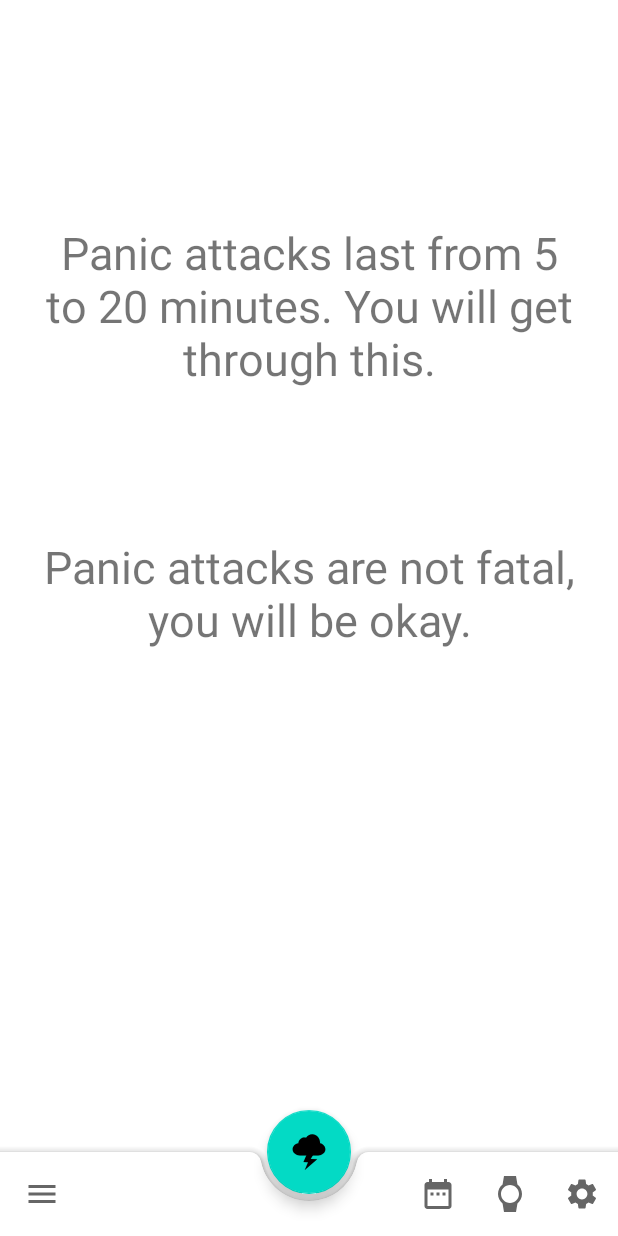
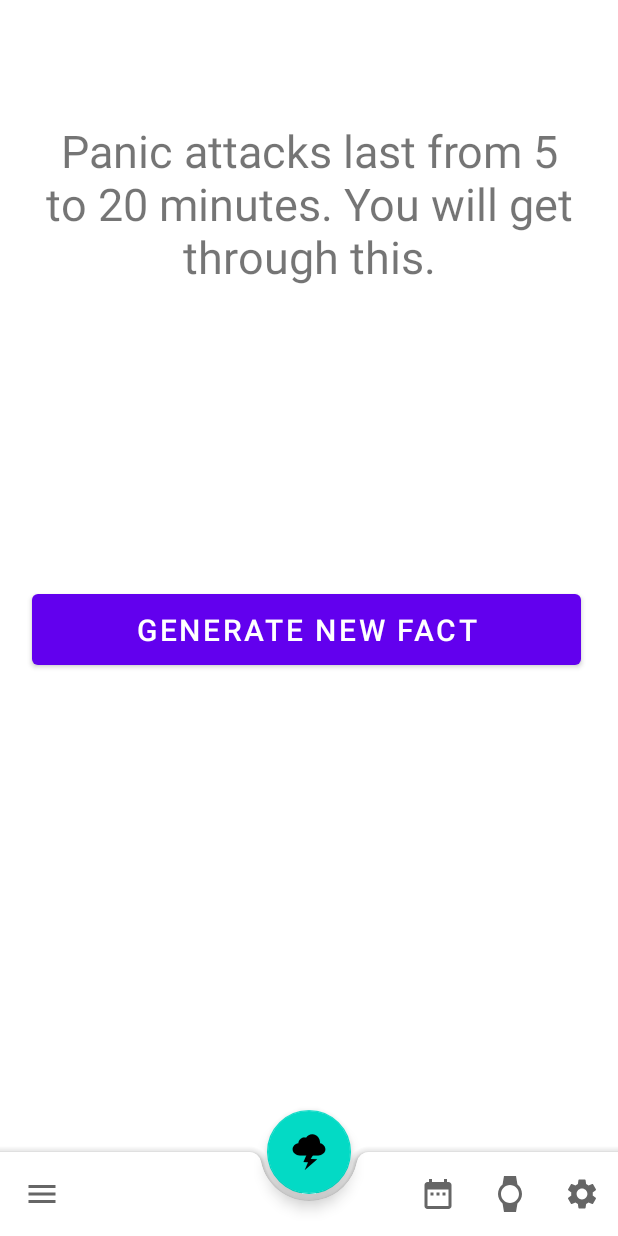
Before and after one commit to SunnyDong-xyd/Coriander, an Android app: the CalmingFragment screen opened through its navigation route, on a phone screen of 412 x 824 dp. Run offline under Robolectric (Android 15) with nearby library versions, the phone set to English and light mode, and no system bars.

Commit message:
added calming facts

```diff
--- a/app/src/main/java/com/example/coriander/CalmingFragment.java
+++ b/app/src/main/java/com/example/coriander/CalmingFragment.java
@@ -6,10 +6,15 @@ import android.os.Bundle;
 import androidx.annotation.NonNull;
 import androidx.annotation.Nullable;
 import androidx.fragment.app.Fragment;
+import androidx.navigation.Navigation;
 
 import android.view.LayoutInflater;
 import android.view.View;
 import android.view.ViewGroup;
+import android.widget.Button;
+import android.widget.TextView;
+
+import java.util.Random;
 
 /**
  * A simple {@link Fragment} subclass.
@@ -17,7 +22,7 @@ import android.view.ViewGroup;
  * create an instance of this fragment.
  */
 public class CalmingFragment extends Fragment {
-
+    int prev = -1;
     OnViewCreated createdListener;
 
     // TODO: Rename and change types and number of parameters
@@ -30,6 +35,40 @@ public class CalmingFragment extends Fragment {
                              @Nullable Bundle savedInstanceState) {
         View view = inflater.inflate(R.layout.fragment_calming, container, false);
         createdListener.onViewSelected(view);
+
+        TextView factview = (TextView) view.findViewById(R.id.textView29);
+        Random myRandom = new Random();
+        Button btn = (Button) view.findViewById(R.id.factbutton);
+
+        btn.setOnClickListener(new View.OnClickListener() {
+            @Override
+            public void onClick(View v) {
+
+
+                int check = myRandom.nextInt(5);
+                if(check == prev){
+                    if(check == 4){
+                        check = 1;
+                    }else{
+                        check = check + 1;
+                    }
+                }
+                if(check == 0){
+                    factview.setText("The voice actor for Minnie Mouse married the voice actor for Mickey Mouse.");
+                }else if(check == 1){
+                    factview.setText("A group of bunnies is called a fluffle.");
+                }else if(check == 2){
+                    factview.setText("Butterflies can taste with their feet.");
+                }else if(check == 3){
+                    factview.setText("Baby puffins are called pufflings.");
+                }else if(check == 4){
+                    factview.setText("There are vending machines in Istanbul that dispense food and water for stray dogs in exchange for recycleable bottles.");
+                }
+               // factview.setText(String.valueOf(check));
+                prev = check;
+            }
+        });
+
         return view;
     }
 
--- a/app/src/main/java/com/example/coriander/PanicFragment.java
+++ b/app/src/main/java/com/example/coriander/PanicFragment.java
@@ -19,6 +19,7 @@ import android.widget.Button;
 public class PanicFragment extends Fragment {
 
     private PanicViewModel mViewModel;
+
 
 
     OnViewCreated createdListener;
--- a/app/src/main/res/layout/fragment_calming.xml
+++ b/app/src/main/res/layout/fragment_calming.xml
@@ -9,9 +9,9 @@
 
     <TextView
         android:id="@+id/textView29"
-        android:layout_width="367dp"
-        android:layout_height="wrap_content"
-        android:layout_marginTop="148dp"
+        android:layout_width="370dp"
+        android:layout_height="290dp"
+        android:layout_marginTop="80dp"
         android:text="Panic attacks last from 5 to 20 minutes. You will get through this."
         android:textAlignment="center"
         android:textSize="30sp"
@@ -19,17 +19,18 @@
         app:layout_constraintStart_toStartOf="parent"
         app:layout_constraintTop_toTopOf="parent" />
 
-    <TextView
-        android:id="@+id/textView30"
-        android:layout_width="367dp"
-        android:layout_height="wrap_content"
-        android:layout_marginTop="92dp"
-        android:text="Panic attacks are not fatal, you will be okay."
-        android:textAlignment="center"
-        android:textSize="30sp"
+    <Button
+        android:id="@+id/factbutton"
+        android:layout_width="366dp"
+        android:layout_height="59dp"
+        android:layout_marginTop="20dp"
+        android:text="Generate New Fact"
+        android:textSize="20sp"
         app:layout_constraintBottom_toBottomOf="parent"
         app:layout_constraintEnd_toEndOf="parent"
+        app:layout_constraintHorizontal_bias="0.466"
         app:layout_constraintStart_toStartOf="parent"
         app:layout_constraintTop_toBottomOf="@+id/textView29"
-        app:layout_constraintVertical_bias="0.015" />
+        app:layout_constraintVertical_bias="0.0" />
+
 </androidx.constraintlayout.widget.ConstraintLayout>
```
